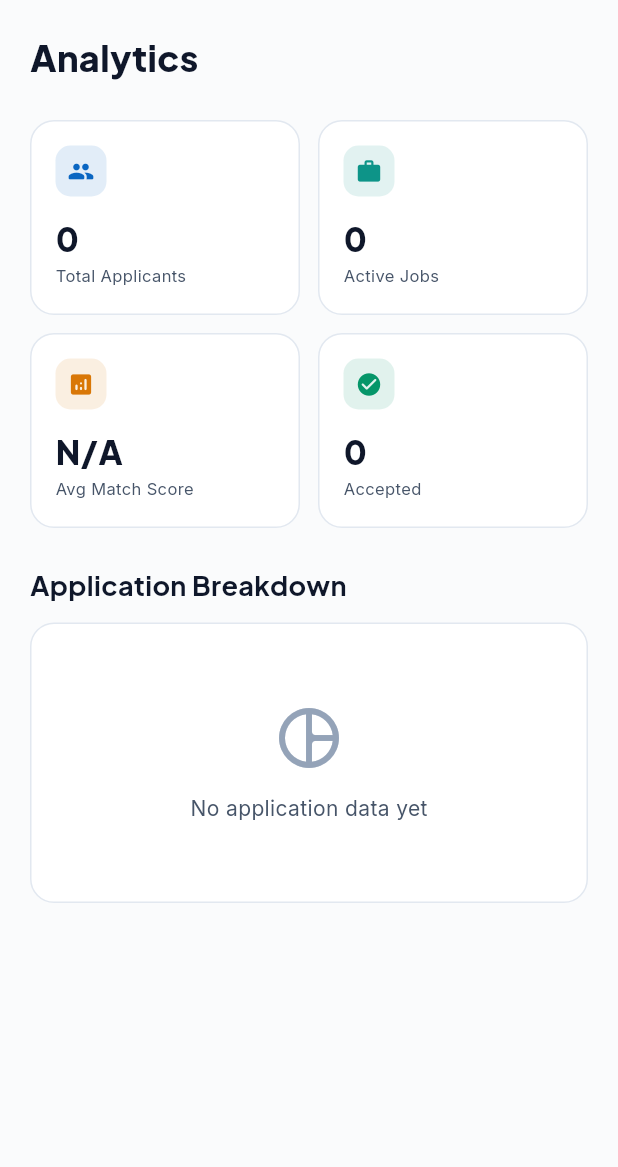
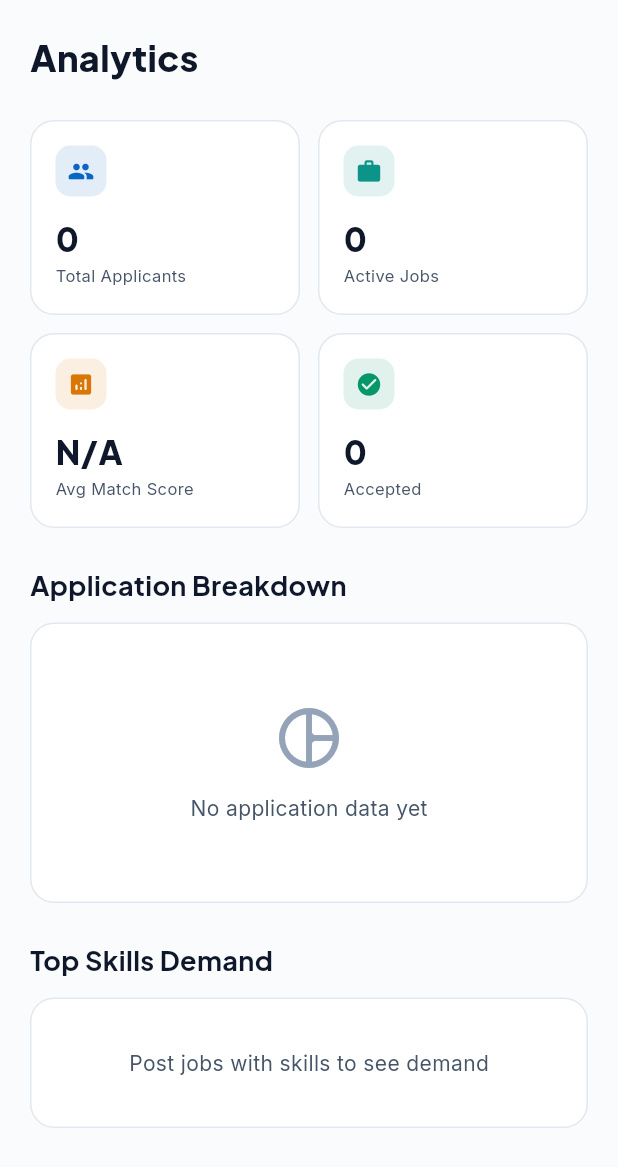
Before and after one commit to raghadashraf/JobScope, a Flutter app: the RecruiterAnalyticsScreen screen opened directly, on a phone screen of 412 x 824 dp. Shown: the top 1167 px of the screen. Run offline on Flutter 3.47's test engine with Material 3 defaults, Android fonts, the phone set to English and light mode, and no system bars; our stand-ins replace cloud_firestore, file_picker, firebase_auth, firebase_core, firebase_messaging, firebase_storage and 8 more; missing offline and left inert: syncfusion_flutter_pdf; accounts and stored records are empty.

Commit message:
feat:  add top skills horizontal bar chart to RecruiterAnalyticsScreen

```diff
--- a/lib/features/recruiter/presentation/recruiter_analytics_screen.dart
+++ b/lib/features/recruiter/presentation/recruiter_analytics_screen.dart
@@ -314,6 +314,121 @@ class RecruiterAnalyticsScreen extends ConsumerWidget {
                           },
                         ),
                 ),
+                const SizedBox(height: 24),
+                Text(
+                  'Top Skills Demand',
+                  style: GoogleFonts.plusJakartaSans(
+                    fontSize: 18,
+                    fontWeight: FontWeight.w700,
+                    color: AppColors.textPrimary,
+                  ),
+                ),
+                const SizedBox(height: 12),
+                if (analytics.topSkills.isEmpty)
+                  Container(
+                    padding: const EdgeInsets.all(32),
+                    decoration: BoxDecoration(
+                      color: AppColors.surface,
+                      borderRadius: BorderRadius.circular(16),
+                      border: Border.all(color: AppColors.border),
+                    ),
+                    child: Center(
+                      child: Text(
+                        'Post jobs with skills to see demand',
+                        style: GoogleFonts.inter(
+                          fontSize: 14,
+                          color: AppColors.textSecondary,
+                        ),
+                      ),
+                    ),
+                  )
+                else
+                  Container(
+                    width: double.infinity,
+                    padding: const EdgeInsets.all(20),
+                    decoration: BoxDecoration(
+                      color: AppColors.surface,
+                      borderRadius: BorderRadius.circular(16),
+                      border: Border.all(color: AppColors.border),
+                    ),
+                    child: SizedBox(
+                      height: analytics.topSkills.length * 52.0,
+                      child: BarChart(
+                        BarChartData(
+                          alignment: BarChartAlignment.spaceAround,
+                          maxY: analytics.topSkills.first.value
+                                  .toDouble() +
+                              1,
+                          barGroups: analytics.topSkills
+                              .asMap()
+                              .entries
+                              .map((entry) {
+                            return BarChartGroupData(
+                              x: entry.key,
+                              barRods: [
+                                BarChartRodData(
+                                  toY: entry.value.value.toDouble(),
+                                  color: AppColors.primary,
+                                  width: 20,
+                                  borderRadius:
+                                      BorderRadius.circular(6),
+                                ),
+                              ],
+                            );
+                          }).toList(),
+                          titlesData: FlTitlesData(
+                            rightTitles: const AxisTitles(
+                              sideTitles: SideTitles(showTitles: false),
+                            ),
+                            topTitles: const AxisTitles(
+                              sideTitles: SideTitles(showTitles: false),
+                            ),
+                            leftTitles: AxisTitles(
+                              sideTitles: SideTitles(
+                                showTitles: true,
+                                reservedSize: 100,
+                                getTitlesWidget: (value, meta) {
+                                  final index = value.toInt();
+                                  if (index < 0 ||
+                                      index >=
+                                          analytics.topSkills.length) {
+                                    return const SizedBox.shrink();
+                                  }
+                                  final skill =
+                                      analytics.topSkills[index].key;
+                                  final label = skill.isEmpty
+                                      ? ''
+                                      : '${skill[0].toUpperCase()}${skill.substring(1)}';
+                                  return Text(
+                                    label,
+                                    style: GoogleFonts.inter(
+                                      fontSize: 11,
+                                      color: AppColors.textSecondary,
+                                    ),
+                                    overflow: TextOverflow.ellipsis,
+                                  );
+                                },
+                              ),
+                            ),
+                            bottomTitles: AxisTitles(
+                              sideTitles: SideTitles(
+                                showTitles: true,
+                                getTitlesWidget: (value, meta) => Text(
+                                  value.toInt().toString(),
+                                  style: GoogleFonts.inter(
+                                    fontSize: 11,
+                                    color: AppColors.textTertiary,
+                                  ),
+                                ),
+                              ),
+                            ),
+                          ),
+                          gridData: const FlGridData(show: false),
+                          borderData: FlBorderData(show: false),
+                        ),
+                      ),
+                    ),
+                  ),
               ],
             ],
           ),
```
